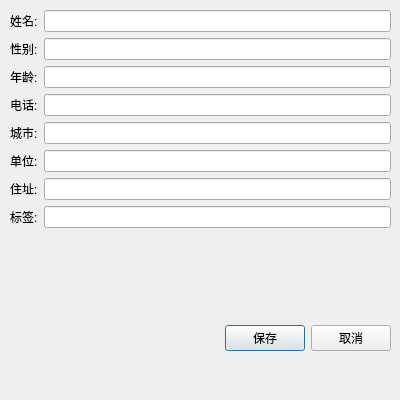
Qt form editcontactdialog.ui (tinfll/ContractHomework) before a commit.
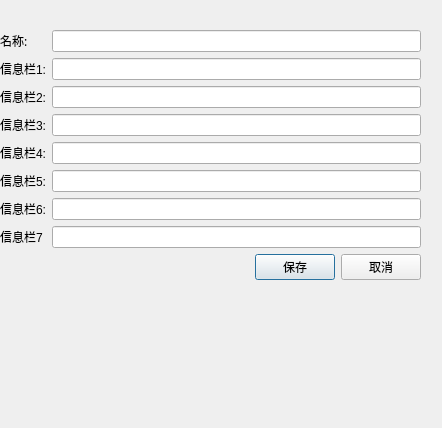
The same form after that commit.

```diff
--- a/editcontactdialog.ui
+++ b/editcontactdialog.ui
@@ -6,8 +6,8 @@
    <rect>
     <x>0</x>
     <y>0</y>
-    <width>400</width>
-    <height>400</height>
+    <width>442</width>
+    <height>428</height>
    </rect>
   </property>
   <property name="windowTitle">
@@ -16,10 +16,10 @@
   <widget class="QWidget" name="verticalLayoutWidget">
    <property name="geometry">
     <rect>
-     <x>10</x>
-     <y>10</y>
-     <width>381</width>
-     <height>341</height>
+     <x>0</x>
+     <y>30</y>
+     <width>421</width>
+     <height>361</height>
     </rect>
    </property>
    <layout class="QVBoxLayout" name="verticalLayout">
@@ -27,8 +27,13 @@
      <layout class="QFormLayout" name="formLayout">
       <item row="0" column="0">
        <widget class="QLabel" name="label">
+        <property name="font">
+         <font>
+          <family>Fusion Pixel 10px M zh_hant</family>
+         </font>
+        </property>
         <property name="text">
-         <string>姓名:</string>
+         <string>名称:</string>
         </property>
        </widget>
       </item>
@@ -38,7 +43,7 @@
       <item row="1" column="0">
        <widget class="QLabel" name="label_2">
         <property name="text">
-         <string>性别:</string>
+         <string>信息栏1:</string>
         </property>
        </widget>
       </item>
@@ -48,7 +53,7 @@
       <item row="2" column="0">
        <widget class="QLabel" name="label_3">
         <property name="text">
-         <string>年龄:</string>
+         <string>信息栏2:</string>
         </property>
        </widget>
       </item>
@@ -58,7 +63,7 @@
       <item row="3" column="0">
        <widget class="QLabel" name="label_4">
         <property name="text">
-         <string>电话:</string>
+         <string>信息栏3:</string>
         </property>
        </widget>
       </item>
@@ -68,7 +73,7 @@
       <item row="4" column="0">
        <widget class="QLabel" name="label_5">
         <property name="text">
-         <string>城市:</string>
+         <string>信息栏4:</string>
         </property>
        </widget>
       </item>
@@ -78,7 +83,7 @@
       <item row="5" column="0">
        <widget class="QLabel" name="label_6">
         <property name="text">
-         <string>单位:</string>
+         <string>信息栏5:</string>
         </property>
        </widget>
       </item>
@@ -88,7 +93,7 @@
       <item row="6" column="0">
        <widget class="QLabel" name="label_7">
         <property name="text">
-         <string>住址:</string>
+         <string>信息栏6:</string>
         </property>
        </widget>
       </item>
@@ -98,16 +103,14 @@
       <item row="7" column="0">
        <widget class="QLabel" name="label_8">
         <property name="text">
-         <string>标签:</string>
+         <string>信息栏7</string>
         </property>
        </widget>
       </item>
       <item row="7" column="1">
        <widget class="QLineEdit" name="tagsEdit"/>
       </item>
-     </layout>
-    </item>
-    <item>
+      <item row="8" column="1">
      <layout class="QHBoxLayout" name="horizontalLayout">
       <item>
        <spacer name="horizontalSpacer">
@@ -135,6 +138,8 @@
          <string>取消</string>
         </property>
        </widget>
+        </item>
+       </layout>
       </item>
      </layout>
     </item>
```
Lines whose indentation alone changed are shown as unchanged.
